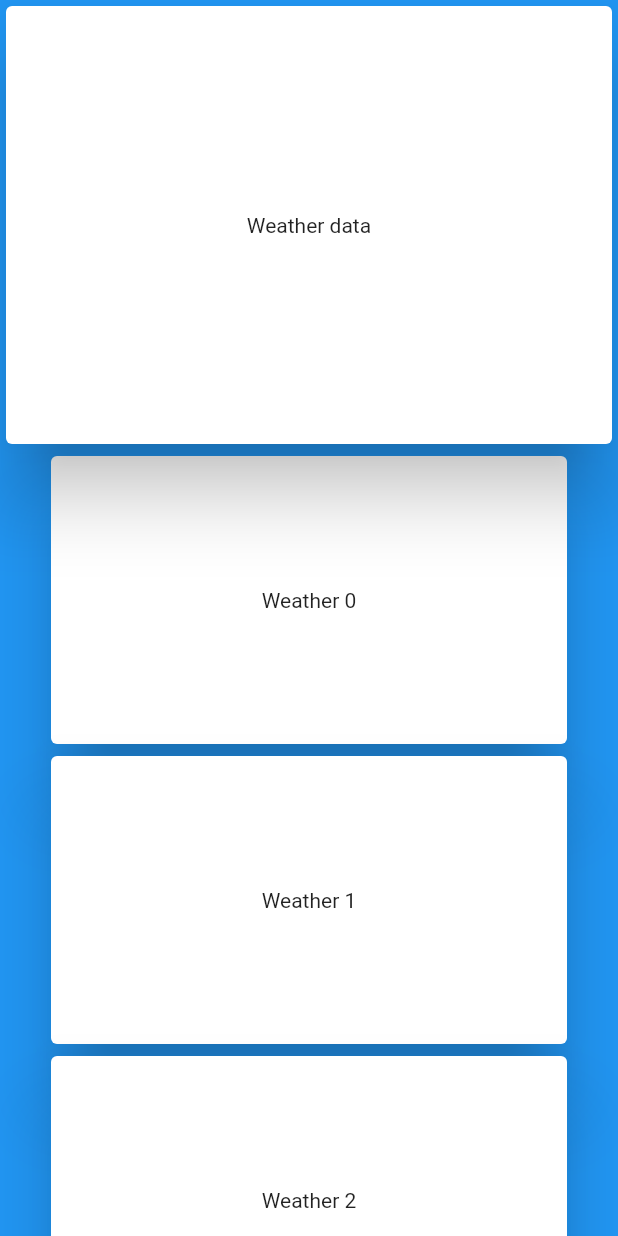
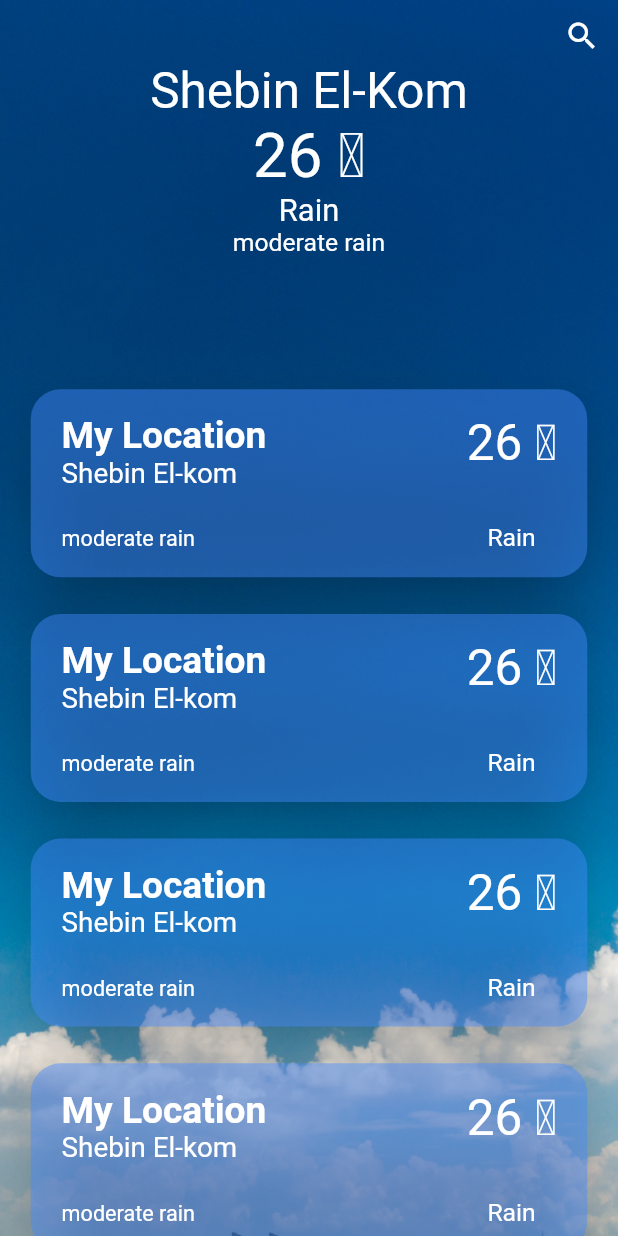
Before and after one commit to shimaa2000/Weather-App, a Flutter app: the screen it shows after launch, on a phone screen of 412 x 824 dp. Run offline on Flutter 3.47's test engine with Material 2 defaults, Android fonts, the phone set to English and light mode, and no system bars; drawn by our look-alikes of loader_overlay, overlay_support; our stand-ins replace dartz, dio, equatable, flutter_bloc, get_it, internet_connection_checker and 1 more.

Commit message:
weather ui

```diff
--- /dev/null
+++ b/lib/core/constants/app_images.dart
@@ -0,0 +1,4 @@
+class AppImages {
+  static String backgroundImage =
+      DateTime.now().hour > 16 ? 'assets/images/night.jpg' : 'assets/images/day.jpg';
+}
--- a/lib/core/utils/enums.dart
+++ b/lib/core/utils/enums.dart
@@ -1,10 +1,12 @@
-enum RequestState{
+enum RequestState {
+  initial,
   loading,
   loaded,
   error,
+  disconnected,
 }
 
-enum NetworkState{
+enum NetworkState {
   connected,
   disconnected,
 }
--- a/lib/main.dart
+++ b/lib/main.dart
@@ -1,6 +1,6 @@
 import 'package:flutter/material.dart';
-import 'package:weather_app/weather/presentation/screens/current_weather_screen.dart';
+import 'package:weather_app/weather/presentation/screens/home_screen.dart';
 
 void main() {
-  runApp(  CurrentWeatherScreen(),);
+  runApp(const  HomeScreen(),);
 }
--- /dev/null
+++ b/lib/weather/presentation/components/current_weather_widget.dart
@@ -0,0 +1,41 @@
+import 'package:flutter/material.dart';
+
+class CurrentWeatherWidget extends StatelessWidget {
+  const CurrentWeatherWidget({Key? key}) : super(key: key);
+
+  @override
+  Widget build(BuildContext context) {
+    final width=MediaQuery.sizeOf(context).width;
+    return Column(
+      children: [
+        Text(
+          'Shebin El-Kom',
+          style: TextStyle(
+            color: Colors.white,
+            fontSize: width*.08,
+          ),
+        ),Text(
+          '26 \u2103',
+          style: TextStyle(
+            color: Colors.white,
+            fontSize: width*.1,
+          ),
+        ),
+        Text(
+          'Rain',
+          style: TextStyle(
+            color: Colors.white,
+            fontSize: width*.05,
+          ),
+        ),
+        Text(
+          'moderate rain',
+          style: TextStyle(
+            color: Colors.white,
+            fontSize: width*.04,
+          ),
+        ),
+      ],
+    );
+  }
+}
--- /dev/null
+++ b/lib/weather/presentation/components/day_weather.dart
@@ -0,0 +1,84 @@
+import 'package:flutter/material.dart';
+
+class DayWeather extends StatelessWidget {
+  const DayWeather({Key? key}) : super(key: key);
+
+  @override
+  Widget build(BuildContext context) {
+    final height=MediaQuery.sizeOf(context).height;
+    final width=MediaQuery.sizeOf(context).width;
+    return Container(
+      height: height / 5.5,
+      color: Colors.transparent,
+      child: Padding(
+        padding: EdgeInsets.symmetric(
+          horizontal: width * .04,
+          vertical: height * .01,
+        ),
+        child: Card(
+            color: Colors.blueAccent.withOpacity(.45),
+            shape: RoundedRectangleBorder(borderRadius: BorderRadius.circular(20)),
+            elevation: 20.0,
+            child: Padding(
+              padding: EdgeInsets.symmetric(
+                horizontal: width * .05,
+                vertical: height * .02,
+              ),
+              child: Row(
+                children: [
+                  Column(
+                    crossAxisAlignment: CrossAxisAlignment.start,
+                    children: [
+                      Text(
+                        'My Location',
+                        style: TextStyle(
+                          color: Colors.white,
+                          fontWeight: FontWeight.bold,
+                          fontSize: width * .06,
+                        ),
+                      ),
+                      Text(
+                        'Shebin El-kom',
+                        style: TextStyle(
+                          color: Colors.white,
+                          fontSize: width * .045,
+                        ),
+                      ),
+                      const Spacer(),
+                      Text(
+                        'moderate rain',
+                        style: TextStyle(
+                          color: Colors.white,
+                          fontSize: width * .035,
+                        ),
+                      ),
+                    ],
+                  ),
+                  const Spacer(),
+                  Column(
+                    crossAxisAlignment: CrossAxisAlignment.center,
+                    children: [
+                      Text(
+                        '26 \u2103',
+                        style: TextStyle(
+                          color: Colors.white,
+                          fontSize: width * .08,
+                        ),
+                      ),
+                      const Spacer(),
+                      Text(
+                        'Rain',
+                        style: TextStyle(
+                          color: Colors.white,
+                          fontSize: width * .04,
+                        ),
+                      ),
+                    ],
+                  ),
+                ],
+              ),
+            )),
+      ),
+    );
+  }
+}
--- a/lib/weather/presentation/screens/current_weather_screen.dart
+++ b/lib/weather/presentation/screens/current_weather_screen.dart
@@ -1,4 +1,7 @@
 import 'package:flutter/material.dart';
+import 'package:weather_app/weather/presentation/components/day_weather.dart';
+
+import '../../../core/constants/app_images.dart';
 import '../components/fade_on_scrolling_widget.dart';
 
 class CurrentWeatherScreen extends StatelessWidget {
@@ -8,32 +11,28 @@ class CurrentWeatherScreen extends StatelessWidget {
 
   @override
   Widget build(BuildContext context) {
-    return MaterialApp(
-      home: Scaffold(
-        backgroundColor: Colors.blue,
-
-        body: SafeArea(
+    final height = MediaQuery.sizeOf(context).height;
+    return Scaffold(
+      body: Container(
+        height: height,
+        decoration: BoxDecoration(
+            image: DecorationImage(
+          fit: BoxFit.fill,
+          image: AssetImage(
+            AppImages.backgroundImage,
+          ),
+        )),
+        child: SafeArea(
           child: CustomScrollView(
             controller: scrollController,
             slivers: [
-              const SliverPersistentHeader(
+              SliverPersistentHeader(
                 pinned: true,
-                delegate: SliverHeaderDelegateComponent(expandedHeight: 200),
+                delegate: SliverHeaderDelegateComponent(expandedHeight: height / 5),
               ),
               SliverList(
                 delegate: SliverChildBuilderDelegate(childCount: 5, (BuildContext context, int index) {
-                  return  Container(
-                    height: 200,
-                    color: Colors.transparent,
-                    child:  Padding(
-                        padding: const EdgeInsets.symmetric(horizontal: 30 ),
-                        child:  Card(
-                          elevation: 20.0,
-                          child: Center(
-                            child: Text("Weather $index"),
-                          ),
-                        ),),
-                  );
+                  return const DayWeather();
                 }),
               )
             ],
--- /dev/null
+++ b/lib/weather/presentation/screens/home_screen.dart
@@ -0,0 +1,55 @@
+import 'package:flutter/material.dart';
+import 'package:loader_overlay/loader_overlay.dart';
+import 'package:overlay_support/overlay_support.dart';
+import 'package:weather_app/weather/presentation/screens/current_weather_screen.dart';
+
+import '../../../core/services/network_service.dart';
+
+class HomeScreen extends StatefulWidget {
+  const HomeScreen({Key? key}) : super(key: key);
+
+  @override
+  State<HomeScreen> createState() => _HomeScreenState();
+}
+
+class _HomeScreenState extends State<HomeScreen> {
+  BuildContext? rootContext;
+
+  final networkService = NetworkService();
+
+  @override
+  void initState() {
+    networkService.addListener((status) {
+      if (status.disconnected) {
+        rootContext?.loaderOverlay.show();
+      }
+      if (status.connected) {
+        rootContext?.loaderOverlay.hide();
+      }
+    });
+    super.initState();
+  }
+
+  @override
+  Widget build(BuildContext context) {
+    return OverlaySupport.global(
+      child: MaterialApp(
+        debugShowCheckedModeBanner: false,
+        builder: (context, child) {
+          rootContext = context;
+          networkService.isConnected.then((value) {
+            if (!value) rootContext?.loaderOverlay.show();
+          });
+          return LoaderOverlay(
+            overlayWidget:const Scaffold(
+              body: Center(child: Text('No internet')),
+            ),
+            useDefaultLoading: false,
+            child: child!,
+          );
+        },
+        home: CurrentWeatherScreen(),
+      ),
+    );
+  }
+}
```
Also changed, not shown: lib/weather/presentation/components/fade_on_scrolling_widget.dart (+58 -15 lines), lib/weather/presentation/controller/weather_cubit.dart (added, +9 -0 lines), lib/weather/presentation/controller/weather_state.dart (added, +17 -0 lines), lib/weather/presentation/screens/search_screen.dart (added, +101 -0 lines), pubspec.yaml (+6 -3 lines), assets/images/day.jpg (added), pubspec.lock, 1 other file.
